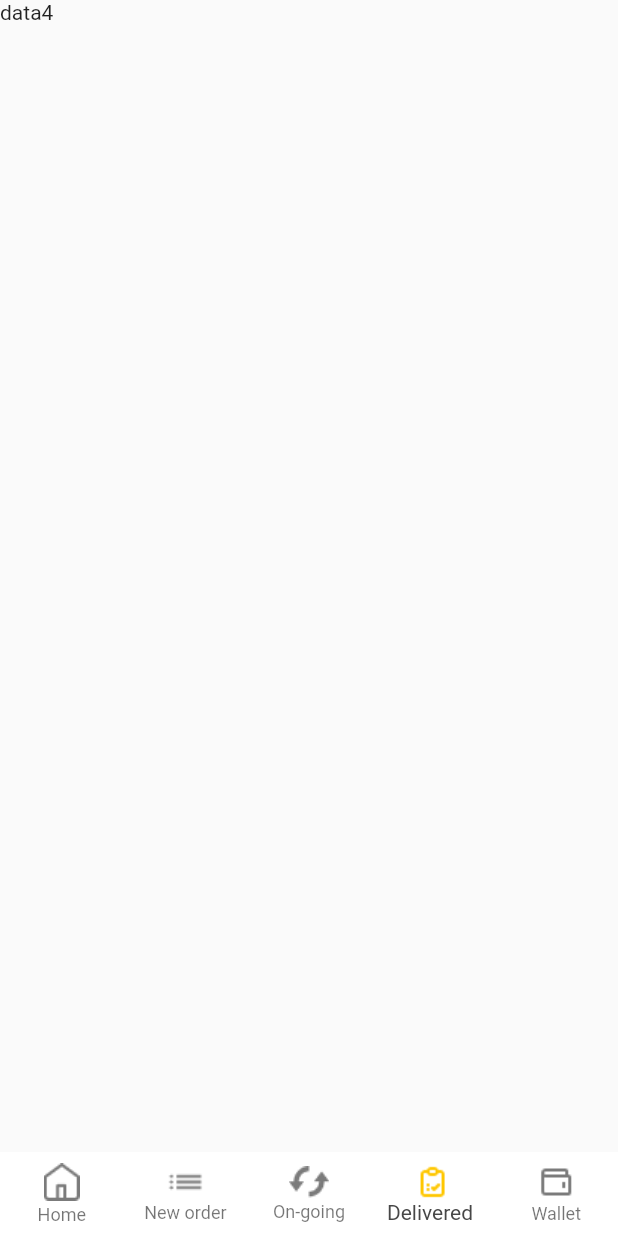
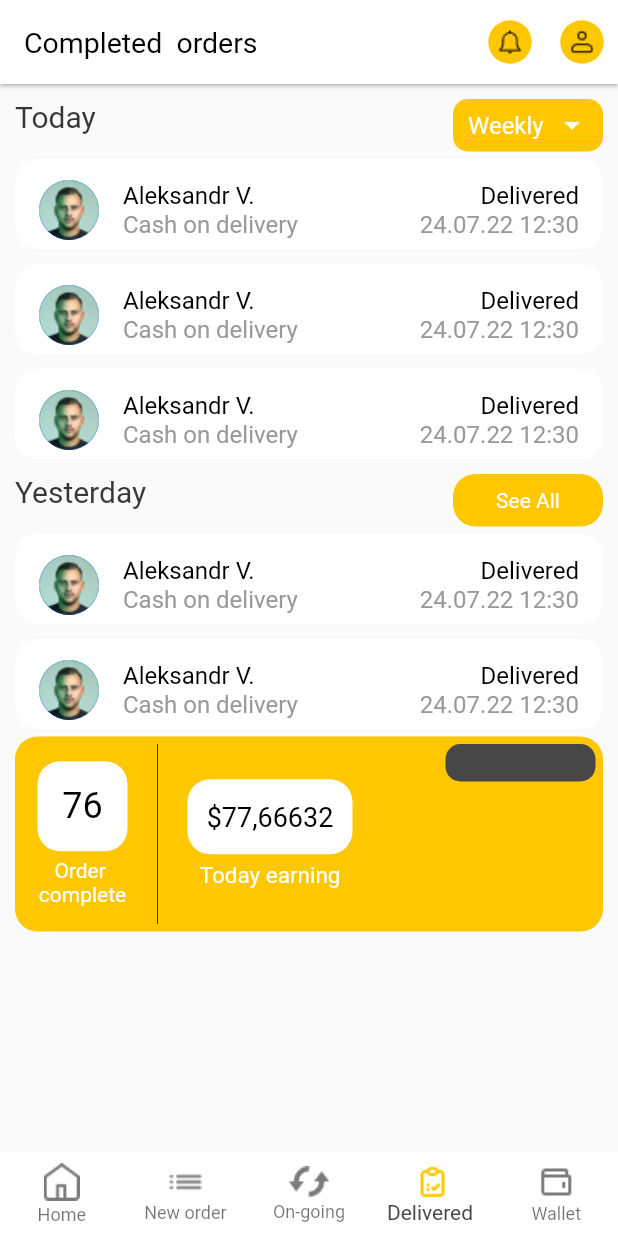
Before and after one commit to YasirMehmood12/delivery_app, a Flutter app: the NaviScreen screen opened directly, item 4 of the bottom bar chosen, on a phone screen of 412 x 824 dp. Run offline on Flutter 3.47's test engine with Material 2 defaults, Android fonts, the phone set to English and light mode, and no system bars; our stand-ins replace flutter_rating_bar, timeline_tile, velocity_x.

Commit message:
today work2

```diff
--- a/lib/consts/colors.dart
+++ b/lib/consts/colors.dart
@@ -2,6 +2,7 @@ import 'package:flutter/material.dart';
 
 const Color yellowColor = Color(0xffFFC700);
 const Color liteBlackColor = Color(0xff474747);
+const Color darkLiteColor = Color(0xff373636);
 const Color blackColor = Color(0xff2F2E36);
 const Color darkColor = Color(0xff535252);
 const Color greyColor = Color(0xff7B7B7B);
@@ -15,3 +16,4 @@ const Color tealLiteColor = Color(0xff109C9C);
 const Color tealColor = Color(0xff3DD598);
 const Color greenColor = Color(0xff4CAF50);
 const Color fulRedColor = Color(0xffC82727);
+const Color liteRedColor = Color(0xffFF2727);
--- a/lib/consts/images.dart
+++ b/lib/consts/images.dart
@@ -20,6 +20,7 @@ const phone = "asset/icons/phone.png";
 const chat = "asset/icons/chaBlack.png";
 const call = "asset/icons/Call.png";
 const chatYellow = "asset/icons/Chat.png";
+const locationWay = "asset/icons/route.png";
 
 // images
 const photo = "asset/images/photo.png";
--- /dev/null
+++ b/lib/home/completed_screen.dart
@@ -0,0 +1,279 @@
+import 'package:flutter/material.dart';
+import 'package:velocity_x/velocity_x.dart';
+import '../consts/colors.dart';
+import '../consts/images.dart';
+import '../custom_widgets/custom_text.dart';
+
+class CompletedScreen extends StatefulWidget {
+
+  const CompletedScreen({super.key});
+
+  @override
+  State<CompletedScreen> createState() => _CompletedScreenState();
+}
+
+class _CompletedScreenState extends State<CompletedScreen> {
+  String selectiveItem1  = 'Weekly';
+  List listItem1 = [
+    "Weekly",
+    "Monthly",
+    "daily",
+  ];
+
+  String selectiveItem2  = '1';
+  List listItem2 = [
+    "1"
+    "2"
+    "3",
+    "4",
+  ];
+
+  @override
+  Widget build(BuildContext context) {
+
+    return Scaffold(
+      appBar: AppBar(
+        elevation: 1,
+        foregroundColor: blackColor,
+        backgroundColor: whiteColor,
+        title: const CustomText(text: 'Completed  orders', fontSize: 19),
+        actions: [
+          IconButton(
+            onPressed: () {},
+            icon: Container(
+              height: 29,
+              width: 29,
+              decoration: const BoxDecoration(
+                  color: yellowColor,
+                  shape: BoxShape.circle,
+                  image: DecorationImage(image: AssetImage(notification))),
+            ),
+          ),
+          IconButton(
+            onPressed: () {},
+            icon: Container(
+              height: 29,
+              width: 29,
+              decoration: const BoxDecoration(
+                  color: yellowColor,
+                  shape: BoxShape.circle,
+                  image: DecorationImage(image: AssetImage(profile))),
+            ),
+          ),
+        ],
+      ),
+      body: Padding(
+        padding: const EdgeInsets.symmetric(horizontal: 10),
+        child: Column(
+          children: [
+            10.heightBox,
+            /// today and drop button
+            Row(
+              crossAxisAlignment: CrossAxisAlignment.start,
+              mainAxisAlignment: MainAxisAlignment.spaceBetween,
+              children: [
+                const CustomText(text: 'Today',fontSize: 20,color: darkLiteColor),
+                Container(
+                  height: 35, width: 100,
+                  decoration: BoxDecoration(
+                    borderRadius: BorderRadius.circular(10),
+                    color: yellowColor),
+                  child: DropdownButton(
+                    padding: const EdgeInsets.only(left: 10),
+                    value: selectiveItem1,
+                    dropdownColor: greyColor,
+                    icon: const Icon(Icons.arrow_drop_down,color: whiteColor),
+                    items: listItem1.map((valueItem) {
+                      return DropdownMenuItem(
+                        value: valueItem,
+                          child: CustomText(text: valueItem,color: whiteColor,));
+                     }).toList(),
+                    onChanged: (value1) {
+                      setState(() {
+                        selectiveItem1 = value1 as String;
+                      });
+                    },
+                      ),
+                )
+              ],
+            ),
+            /// list view builder
+            SizedBox(
+              height: 215,width: double.infinity,
+              child: ListView.builder(
+                shrinkWrap: true,
+                itemCount: 3,
+                itemBuilder: (context, index) => Padding(
+                  padding: const EdgeInsets.symmetric(vertical: 5),
+                  child: Column(
+                    mainAxisAlignment: MainAxisAlignment.center,
+                    children: [
+                      Container(
+                        height: 60,
+                        width: double.infinity,
+                        decoration: BoxDecoration(
+                          borderRadius: BorderRadius.circular(15),
+                          color: whiteColor),
+                        child: const ListTile(
+                          leading: CircleAvatar(radius: 20,backgroundImage: AssetImage(photo)),
+                          title: Column(
+                            mainAxisAlignment: MainAxisAlignment.center,
+                            crossAxisAlignment: CrossAxisAlignment.start,
+                            children: [
+                              Row(
+                                mainAxisAlignment: MainAxisAlignment.spaceBetween,
+                                children: [
+                                  CustomText(text: 'Aleksandr V.'),
+                                  CustomText(text: 'Delivered'),
+                                ],
+                              ),
+                              Row(
+                                mainAxisAlignment: MainAxisAlignment.spaceBetween,
+                                children: [
+                                  CustomText(text: 'Cash on delivery',color: liteGreyColor),
+                                  CustomText(text: '24.07.22 12:30',color: liteGreyColor),
+                                ],
+                              ),
+                            ],
+                          ),
+                        ),
+                      )
+                    ],
+                  ),
+                ),),
+            ),
+            /// yesterday and drop button
+            Row(
+              crossAxisAlignment: CrossAxisAlignment.start,
+              mainAxisAlignment: MainAxisAlignment.spaceBetween,
+              children: [
+                const CustomText(text: 'Yesterday',fontSize: 20,color: darkLiteColor),
+                Container(
+                  height: 35, width: 100,
+                  decoration: BoxDecoration(
+                      borderRadius: BorderRadius.circular(15),
+                      color: yellowColor),
+                  child: const Center(
+                     child: CustomText(text: 'See All',color: whiteColor),
+                  ),
+                )
+              ],
+            ),
+            /// list view builder
+            SizedBox(
+              height: 140,width: double.infinity,
+              child: ListView.builder(
+                shrinkWrap: true,
+                itemCount: 2,
+                itemBuilder: (context, index) => Padding(
+                  padding: const EdgeInsets.symmetric(vertical: 5),
+                  child: Column(
+                    mainAxisAlignment: MainAxisAlignment.center,
+                    children: [
+                      Container(
+                        height: 60,
+                        width: double.infinity,
+                        decoration: BoxDecoration(
+                            borderRadius: BorderRadius.circular(15),
+                            color: whiteColor),
+                        child: const ListTile(
+                          leading: CircleAvatar(radius: 20,backgroundImage: AssetImage(photo)),
+                          title: Column(
+                            mainAxisAlignment: MainAxisAlignment.center,
+                            crossAxisAlignment: CrossAxisAlignment.start,
+                            children: [
+                              Row(
+                                mainAxisAlignment: MainAxisAlignment.spaceBetween,
+                                children: [
+                                  CustomText(text: 'Aleksandr V.'),
+                                  CustomText(text: 'Delivered'),
+                                ],
+                              ),
+                              Row(
+                                mainAxisAlignment: MainAxisAlignment.spaceBetween,
+                                children: [
+                                  CustomText(text: 'Cash on delivery',color: liteGreyColor),
+                                  CustomText(text: '24.07.22 12:30',color: liteGreyColor),
+                                ],
+                              ),
+                            ],
+                          ),
+                        ),
+                      )
+                    ],
+                  ),
+                ),),
+            ),
+            ///left and right text
+             Container(
+               height: 130,width: double.infinity,
+               decoration: BoxDecoration(
+                 borderRadius: BorderRadius.circular(15),
+                 color: yellowColor),
+               child: Row(
+                children: [
+                  15.widthBox,
+                  Column(
+                    mainAxisAlignment: MainAxisAlignment.center,
+                    crossAxisAlignment: CrossAxisAlignment.center,
+                    children: [
+                      Container(height: 60,width: 60,
+                      decoration: BoxDecoration(
+                        borderRadius: BorderRadius.circular(15),
+                        color: whiteColor
+                      ),
+                      child: const Center(child: CustomText(
+                        text: '76',fontSize: 24,
+                      )),),
+                      5.heightBox,
+                      const CustomText(text: '\t\t Order\ncomplete',color: whiteColor,
+                      )
+                    ],
+                  ),
+                  const SizedBox(
+                    height: 140,
+                    child: VerticalDivider(
+                      indent: 5,
+                      endIndent: 5,
+                      width: 40,
+                      color: blackColor
+                    ),
+                  ),
+                  Column(
+                    mainAxisAlignment: MainAxisAlignment.center,
+                    crossAxisAlignment: CrossAxisAlignment.center,
+                    children: [
+                      Container(height: 50,width: 110,
+                        decoration: BoxDecoration(
+                            borderRadius: BorderRadius.circular(15),
+                            color: whiteColor
+                        ),
+                        child: const Center(child: CustomText(
+                          text: '\$77,66632',fontSize: 18,
+                        )),),
+                      5.heightBox,
+                      const CustomText(text: 'Today earning',color: whiteColor,fontSize: 15,
+                      )
+                    ],
+                  ),
+                  const Spacer(),
+                  Column(
+                    children: [
+                      5.heightBox,
+                      Container(
+                        height: 25, width: 100,
+                        decoration: BoxDecoration(
+                            borderRadius: BorderRadius.circular(10),
+                            color: liteBlackColor),
+                      ),
+                    ],
+                  ),
+                  5.widthBox
+                ],),
+             ),
+          ],
+        ),
+      ),
+    );
+  }
+}
--- a/lib/home/navi_screen.dart
+++ b/lib/home/navi_screen.dart
@@ -1,5 +1,6 @@
 import 'package:delivery_app/consts/colors.dart';
 import 'package:delivery_app/consts/images.dart';
+import 'package:delivery_app/home/completed_screen.dart';
 import 'package:delivery_app/home/dashboard_screen.dart';
 import 'package:delivery_app/home/on-going_screen.dart';
 import 'package:delivery_app/home/order_screen.dart';
@@ -19,7 +20,7 @@ class _NaviScreenState extends State<NaviScreen> {
     const DashboardScreen(),
     const OrderScreen(),
     const OnGoingScreen(),
-    const Text('data4'),
+    const CompletedScreen(),
     const Text('data5'),
   ];
 
--- a/lib/home/navigate_screen.dart
+++ b/lib/home/navigate_screen.dart
@@ -1,3 +1,4 @@
+import 'package:delivery_app/home/out_of_delivery_screen.dart';
 import 'package:flutter/material.dart';
 import 'package:flutter_rating_bar/flutter_rating_bar.dart';
 import 'package:velocity_x/velocity_x.dart';
@@ -161,7 +162,9 @@ class _NavigateScreenState extends State<NavigateScreen> {
                                       builder: (context, constraints) => _containerCircle()),
                                   const Spacer(),
                                   GestureDetector(
-                                    onTap: () {},
+                                    onTap: () {
+                                      Navigator.push(context, MaterialPageRoute(builder: (context) => const OutOfDeliveryScreen()));
+                                    },
                                     child: Container(
                                       height: 45,width: 140,
                                       decoration: BoxDecoration(
--- a/lib/home/out_of_delivery_screen.dart
+++ b/lib/home/out_of_delivery_screen.dart
@@ -52,7 +52,8 @@ class _OutOfDeliveryScreenState extends State<OutOfDeliveryScreen> {
         padding: const EdgeInsets.symmetric(horizontal: 10),
         child: Column(
           children: [
-            const SizedBox(height: 32),
+            20.heightBox,
+            /// first container
             Container(
               height: 210,
               decoration: BoxDecoration(
@@ -197,6 +198,7 @@ class _OutOfDeliveryScreenState extends State<OutOfDeliveryScreen> {
               ),
             ),
             10.heightBox,
+            /// second container
             Container(
               height: 130, width: double.infinity,
               decoration: BoxDecoration(
@@ -300,17 +302,59 @@ class _OutOfDeliveryScreenState extends State<OutOfDeliveryScreen> {
                 ],
               ),
             ),
-            30.heightBox,
+            20.heightBox,
+            /// finish route planing button
             GestureDetector(
               onTap: () {},
               child: Container(
                 height: 50,width: double.infinity,
                 decoration: BoxDecoration(
-                    borderRadius: BorderRadius.circular(10),
+                    borderRadius: BorderRadius.circular(15),
                     color: yellowColor),
-                child: const Center(
-                  child: CustomText(
-                    text: 'Active',color: whiteColor,
+                child: Padding(
+                  padding: const EdgeInsets.symmetric(horizontal: 16),
+                  child: Row(
+                    mainAxisAlignment: MainAxisAlignment.spaceBetween,
+                    children: [
+                      const CustomText(
+                        text: 'Finish route planing',color: whiteColor,
+                        fontSize: 18,fontWeight: FontWeight.w500,
+                      ),
+                      Container(
+                       height: 25,width: 25,
+                          decoration: const BoxDecoration(
+                            color: liteRedColor,shape: BoxShape.circle),
+                          child: const Center(child: Icon(Icons.close_rounded,color: whiteColor,))),
+                    ],
+                  ),
+                ),
+              ),
+            ),
+            /// big button location
+            50.heightBox,
+            GestureDetector(
+              onTap: () {},
+              child: Container(
+                height:100,width: double.infinity,
+                decoration: BoxDecoration(
+                    borderRadius: BorderRadius.circular(30),
+                    color: yellowColor),
+                child: Padding(
+                  padding: const EdgeInsets.symmetric(horizontal: 16),
+                  child: Row(
+                    mainAxisAlignment: MainAxisAlignment.spaceEvenly,
+                    children: [
+                      const CustomText(
+                        text: 'View rout',color: whiteColor,
+                        fontSize: 24,fontWeight: FontWeight.w500,
+                      ),
+                      Container(
+                          height: 50,width: 50,
+                          decoration: BoxDecoration(
+                            image: DecorationImage(image: AssetImage(locationWay))
+                              ),
+                          ),
+                    ],
                   ),
                 ),
               ),
--- a/lib/main.dart
+++ b/lib/main.dart
@@ -14,8 +14,7 @@ class MyApp extends StatelessWidget {
   Widget build(BuildContext context) {
     return const MaterialApp(
       debugShowCheckedModeBanner: false,
-      // home: NaviScreen()
-      home: OutOfDeliveryScreen(),
+      home: NaviScreen()
     );
   }
 }
```
Also changed, not shown: asset/icons/route.png (added), lib/model/delivered_model.dart (added).
